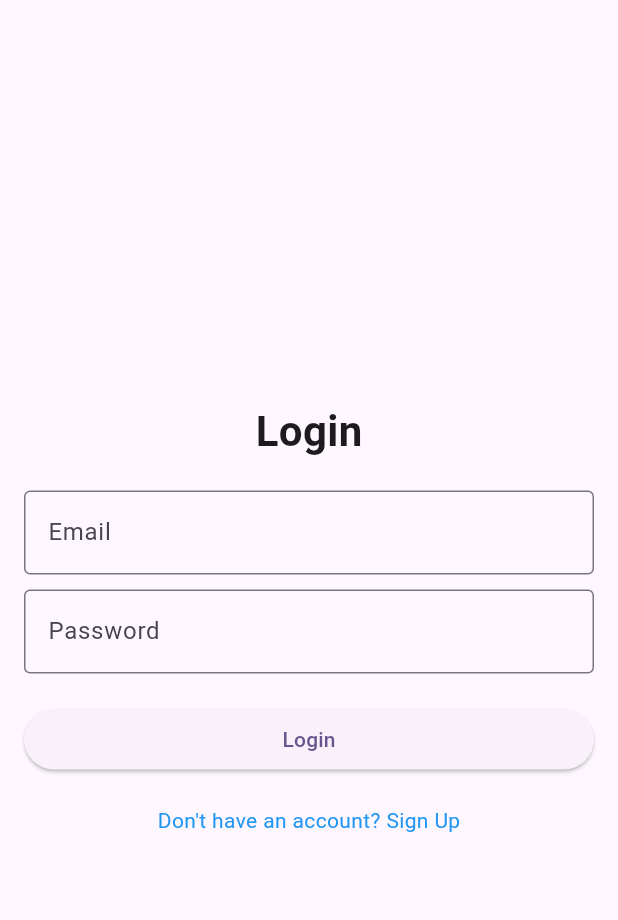
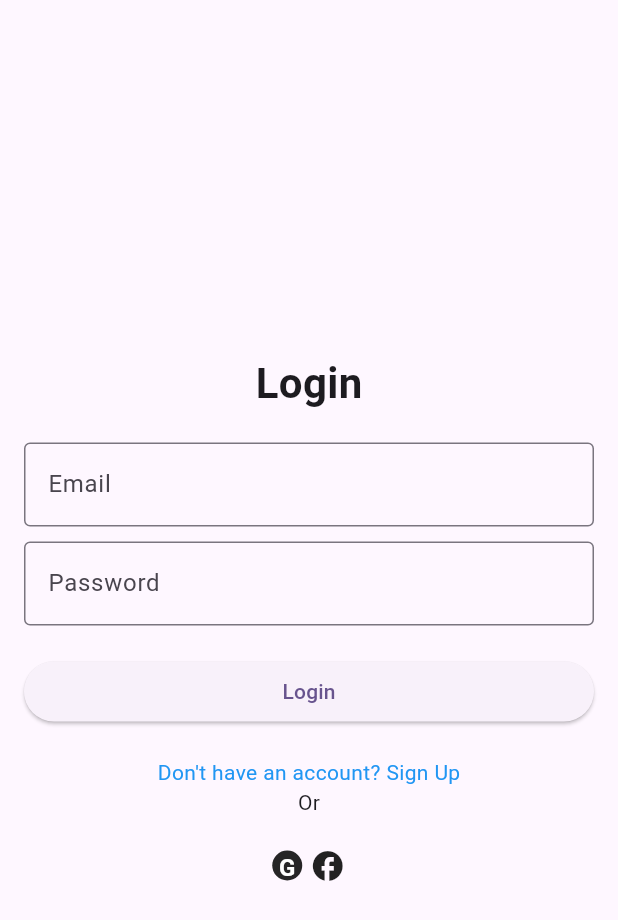
Before and after one commit to sh4on/firebase_auth, a Flutter app: the screen it shows after launch, on a phone screen of 412 x 824 dp. Shown: the top 920 px of the screen. Run offline on Flutter 3.47's test engine with Material 3 defaults, Android fonts, the phone set to English and light mode, and no system bars; our stand-ins replace firebase_auth, firebase_core, get; missing offline and left inert: flutter_facebook_auth; accounts and stored records are empty.

```diff
--- a/lib/features/authentication/pages/login.dart
+++ b/lib/features/authentication/pages/login.dart
@@ -14,14 +14,17 @@ class LoginScreen extends StatelessWidget {
   @override
   Widget build(BuildContext context) {
     return Scaffold(
-      body: Obx(() {
+      body: Obx(
+        () {
           if (authController.status.value.isLoading) {
             return Center(
               child: CircularProgressIndicator(),
             );
           } else if (authController.status.value.isError) {
+            print(authController.status.value.errorMessage);
             return Center(
-            child: Text(authController.status.value.errorMessage ?? "Something went wrong.. please try again later."),
+              child: Text(authController.status.value.errorMessage ??
+                  "Something went wrong.. please try again later."),
             );
           } else {
             return Center(
@@ -34,11 +37,10 @@ class LoginScreen extends StatelessWidget {
                     children: [
                       Text(
                         "Login",
-                      style: TextStyle(fontSize: 28, fontWeight: FontWeight.bold),
+                        style: TextStyle(
+                            fontSize: 28, fontWeight: FontWeight.bold),
                       ),
                       SizedBox(height: 20),
-
-
                       TextFormField(
                         controller: emailController,
                         decoration: InputDecoration(
@@ -48,8 +50,6 @@ class LoginScreen extends StatelessWidget {
                         validator: emailValidator,
                       ),
                       SizedBox(height: 10),
-
-
                       TextFormField(
                         controller: passwordController,
                         decoration: InputDecoration(
@@ -60,25 +60,26 @@ class LoginScreen extends StatelessWidget {
                         validator: passwordValidator,
                       ),
                       SizedBox(height: 20),
-
-
                       SizedBox(
                         width: double.infinity,
                         child: ElevatedButton(
                           onPressed: () async {
                             if (formKey.currentState!.validate()) {
-                            if (await authController.signInWithEmailAndPassword(emailController.text, passwordController.text)) {
-                              Navigator.pushReplacementNamed(context, '/home');
+                              if (await authController
+                                  .signInWithEmailAndPassword(
+                                      emailController.text,
+                                      passwordController.text)) {
+                                Navigator.pushReplacementNamed(
+                                  context,
+                                  '/home',
+                                );
                               }
                             }
                           },
                           child: Text("Login"),
                         ),
                       ),
-
                       SizedBox(height: 20),
-
-
                       GestureDetector(
                         onTap: () {
                           Navigator.pushNamed(context, '/signup');
@@ -88,13 +89,48 @@ class LoginScreen extends StatelessWidget {
                           style: TextStyle(color: Colors.blue),
                         ),
                       ),
+                      Center(child: Text('Or')),
+                      SizedBox(height: 20),
+                      Row(
+                        spacing: 5,
+                        mainAxisAlignment: MainAxisAlignment.center,
+                        children: [
+                          GestureDetector(
+                            child: CircleAvatar(
+                              backgroundColor:
+                                  Colors.black.withValues(alpha: 0.85),
+                              radius: 10,
+                              child: Text(
+                                'G',
+                                style: TextStyle(
+                                  fontWeight: FontWeight.bold,
+                                  fontSize: 16,
+                                  color: Colors.white,
+                                ),
+                              ),
+                            ),
+                          ),
+                          GestureDetector(
+                            onTap: () async {
+                              if (await authController.signInWithFacebook()) {
+                                Navigator.pushReplacementNamed(
+                                  context,
+                                  '/home',
+                                );
+                              }
+                            },
+                            child: Icon(Icons.facebook),
+                          ),
+                        ],
+                      )
                     ],
                   ),
                 ),
               ),
             );
           }
-      },),
+        },
+      ),
     );
   }
 }
--- a/pubspec.yaml
+++ b/pubspec.yaml
@@ -37,6 +37,7 @@ dependencies:
   firebase_auth: ^5.5.0
   get: ^4.7.2
   firebase_core: ^3.12.1
+  flutter_facebook_auth:
 
 dev_dependencies:
   flutter_test:
```
Also changed, not shown: lib/features/authentication/logic/auth_controller.dart (+34 -0 lines), pubspec.lock, 6 other files. Lines whose indentation alone changed are shown as unchanged.
